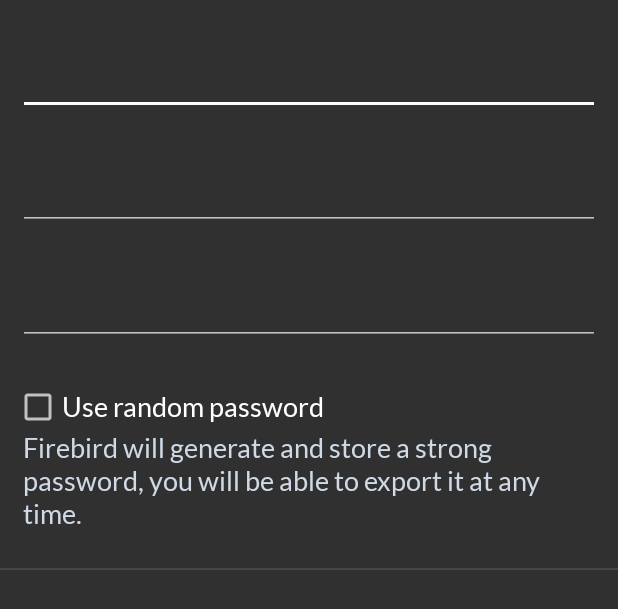
After one commit to btcontract/firebird, an Android app: the layout frag_email_password.xml on its own in the app's theme, with its tools: preview values and no code run, on a phone screen of 412 x 824 dp. The commit adds this screen. Shown: the top 609 px of the screen. Run offline under Robolectric (Android 15) with nearby library versions, the phone set to English and light mode, and no system bars.

Commit message:
[WIP] setup flow

```diff
--- a/app/src/main/java/ernestoyaquello/com/verticalstepperform/VerticalStepperFormView.java
+++ b/app/src/main/java/ernestoyaquello/com/verticalstepperform/VerticalStepperFormView.java
@@ -601,7 +601,7 @@ public class VerticalStepperFormView extends LinearLayout {
         style.displayCancelButtonInLastStep = false;
         style.displayStepDataInSubtitleOfClosedSteps = true;
         style.displayDifferentBackgroundColorOnDisabledElements = false;
-        style.includeConfirmationStep = true;
+        style.includeConfirmationStep = false;
         style.allowNonLinearNavigation = false;
         style.allowStepOpeningOnHeaderClick = true;
         style.closeLastStepOnCompletion = false;
--- a/app/src/main/res/layout/activity_main.xml
+++ b/app/src/main/res/layout/activity_main.xml
@@ -4,9 +4,8 @@
     xmlns:android="http://schemas.android.com/apk/res/android">
 
     <TextView
-        style="@style/FillingText"
+        style="@style/XYMarginFillingView"
         android:text="@string/welcome"
-        android:layout_margin="10sp"
         android:textSize="20sp"/>
 
     <ernestoyaquello.com.verticalstepperform.VerticalStepperFormView
--- /dev/null
+++ b/app/src/main/res/layout/frag_email_password.xml
@@ -0,0 +1,32 @@
+<LinearLayout
+    style="@style/StandardLinearLayout"
+    xmlns:android="http://schemas.android.com/apk/res/android">
+
+    <include
+        android:id="@+id/email"
+        style="@style/XYSmallMarginFillingView"
+        layout="@layout/frag_input_with_info"/>
+
+    <include
+        android:id="@+id/password"
+        style="@style/XMarginSmallFillingView"
+        layout="@layout/frag_input_with_info"/>
+
+    <include
+        android:id="@+id/confirmPassword"
+        style="@style/XYSmallMarginFillingView"
+        layout="@layout/frag_input_with_info"/>
+
+    <CheckBox
+        style="@style/FillingView"
+        android:text="@string/action_email_password_checkbox"
+        android:id="@+id/useRandomPassword"
+        android:layout_marginStart="9dp"/>
+
+    <TextView
+        style="@style/XMarginFillingView"
+        android:text="@string/step_account_email_pass_random_note"
+        android:layout_marginBottom="25dp"/>
+
+    <View style="@style/GrayDivider"/>
+</LinearLayout>
--- a/app/src/main/res/layout/frag_input_with_info.xml
+++ b/app/src/main/res/layout/frag_input_with_info.xml
@@ -1,16 +1,24 @@
 <FrameLayout
-    style="@style/FillingText"
+    style="@style/FillingView"
     xmlns:android="http://schemas.android.com/apk/res/android">
 
     <TextView
         android:id="@+id/info"
+        android:textSize="14sp"
         android:layout_marginEnd="4sp"
-        android:layout_marginTop="5sp"
+        android:layout_marginTop="7sp"
         android:layout_gravity="center|end"
         android:layout_width="wrap_content"
         android:layout_height="wrap_content"/>
 
-    <com.google.android.material.textfield.TextInputLayout style="@style/FillingText">
-        <EditText android:id="@+id/input" style="@style/FillingText"/>
+    <com.google.android.material.textfield.TextInputLayout
+        android:id="@+id/inputLayout"
+        style="@style/FillingView">
+
+        <EditText
+            android:maxLines="1"
+            android:id="@+id/input"
+            style="@style/FillingView"/>
+
     </com.google.android.material.textfield.TextInputLayout>
 </FrameLayout>
--- a/app/src/main/res/layout/frag_mnemonic.xml
+++ b/app/src/main/res/layout/frag_mnemonic.xml
@@ -3,13 +3,13 @@
     xmlns:android="http://schemas.android.com/apk/res/android">
 
     <com.hootsuite.nachos.NachoTextView
-        style="@style/XYSmallMarginFillingText"
+        style="@style/XYSmallMarginFillingView"
         android:hint="@string/action_recovery_phrase_hint"
         android:id="@+id/restoreCode"/>
 
     <TextView
         android:text="@string/step_account_recovery_phrase_note"
-        style="@style/XMarginFillingText"/>
+        style="@style/XMarginFillingView"/>
 
     <View
         android:layout_marginTop="25dp"
--- a/app/src/main/res/layout/frag_step_account.xml
+++ b/app/src/main/res/layout/frag_step_account.xml
@@ -4,7 +4,7 @@
 
     <TextView
         android:text="@string/step_account_email_pass"
-        style="@style/FillingText"/>
+        style="@style/FillingView"/>
 
     <com.ornach.nobobutton.NoboButton
         android:layout_marginTop="25dp"
@@ -19,7 +19,7 @@
 
     <TextView
         android:text="@string/step_account_recovery_phrase"
-        style="@style/FillingText"/>
+        style="@style/FillingView"/>
 
     <com.ornach.nobobutton.NoboButton
         android:layout_marginTop="25dp"
--- a/app/src/main/res/layout/frag_step_choose.xml
+++ b/app/src/main/res/layout/frag_step_choose.xml
@@ -12,7 +12,7 @@
 
     <TextView
         android:text="@string/step_choose_or_scan"
-        style="@style/YMarginFillingText"/>
+        style="@style/YMarginFillingView"/>
 
     <com.ornach.nobobutton.NoboButton
         app:nb_text="@string/action_scan_qr"
--- a/app/src/main/res/layout/frag_top_tip.xml
+++ b/app/src/main/res/layout/frag_top_tip.xml
@@ -3,7 +3,7 @@
     xmlns:android="http://schemas.android.com/apk/res/android">
 
     <TextView
-        style="@style/XYMarginFillingText"
+        style="@style/XYMarginFillingView"
         android:textColor="@color/colorAccent"
         android:id="@+id/titleTip"/>
 
--- a/app/src/main/res/values/colors.xml
+++ b/app/src/main/res/values/colors.xml
@@ -3,7 +3,6 @@
     <color name="ln">#0099FE</color>
     <color name="bgfloat">#49616B</color>
     <color name="colorAccent">#FAFAFA</color>
-    <color name="colorRipple">#44FAFAFA</color>
 
     <color name="buttonBlueBorder">#576DB8</color>
     <color name="buttonBlue">#3B5998</color>
--- a/app/src/main/res/values/styles.xml
+++ b/app/src/main/res/values/styles.xml
@@ -1,5 +1,5 @@
 <resources>
-    <style name="AppTheme" parent="Theme.MaterialComponents">
+    <style name="AppTheme" parent="Theme.AppCompat">
         <item name="android:fontFamily">@font/lato_regular</item>
         <item name="colorAccent">@color/colorAccent</item>
         <item name="colorPrimaryDark">@color/bg</item>
@@ -53,29 +53,34 @@
         <item name="android:gravity">top</item>
     </style>
 
-    <!-- text styles -->
+    <!-- view styles -->
 
-    <style name="FillingText">
+    <style name="FillingView">
         <item name="android:layout_height">wrap_content</item>
         <item name="android:layout_width">fill_parent</item>
     </style>
 
-    <style name="YMarginFillingText" parent="FillingText">
+    <style name="YMarginFillingView" parent="FillingView">
         <item name="android:layout_marginBottom">25dp</item>
         <item name="android:layout_marginTop">25dp</item>
     </style>
 
-    <style name="XMarginFillingText" parent="FillingText">
+    <style name="XMarginFillingView" parent="FillingView">
         <item name="android:layout_marginRight">15dp</item>
         <item name="android:layout_marginLeft">15dp</item>
     </style>
 
-    <style name="XYMarginFillingText" parent="YMarginFillingText">
+    <style name="XYMarginFillingView" parent="YMarginFillingView">
         <item name="android:layout_marginRight">15dp</item>
         <item name="android:layout_marginLeft">15dp</item>
     </style>
 
-    <style name="XYSmallMarginFillingText" parent="YMarginFillingText">
+    <style name="XMarginSmallFillingView" parent="FillingView">
+        <item name="android:layout_marginRight">12dp</item>
+        <item name="android:layout_marginLeft">12dp</item>
+    </style>
+
+    <style name="XYSmallMarginFillingView" parent="YMarginFillingView">
         <item name="android:layout_marginRight">12dp</item>
         <item name="android:layout_marginLeft">12dp</item>
     </style>
@@ -91,19 +96,4 @@
         <item name="chipTextSize">18sp</item>
         <item name="chipHeight">28dp</item>
     </style>
-
-    <!-- material alert -->
-
-    <style name="AlertDialog" parent="@style/ThemeOverlay.MaterialComponents.MaterialAlertDialog">
-        <item name="buttonBarPositiveButtonStyle">@style/ButtonStyle</item>
-        <item name="buttonBarNegativeButtonStyle">@style/ButtonStyle</item>
-        <item name="buttonBarNeutralButtonStyle">@style/ButtonStyle</item>
-        <item name="android:backgroundDimAmount">0.7</item>
-    </style>
-
-    <style name="ButtonStyle" parent="@style/Widget.MaterialComponents.Button.TextButton.Dialog">
-        <item name="android:textColor">@color/colorAccent</item>
-        <item name="rippleColor">@color/colorRipple</item>
-        <item name="android:textSize">14sp</item>
-    </style>
 </resources>
```
Also changed, not shown: app/src/main/java/com/ybs/passwordstrengthmeter/PasswordStrength.java (+11 -4 lines), app/src/main/res/layout/frag_step_open.xml (added, +16 -0 lines), app/src/main/res/values/strings.xml (+20 -7 lines), 5 other files.
